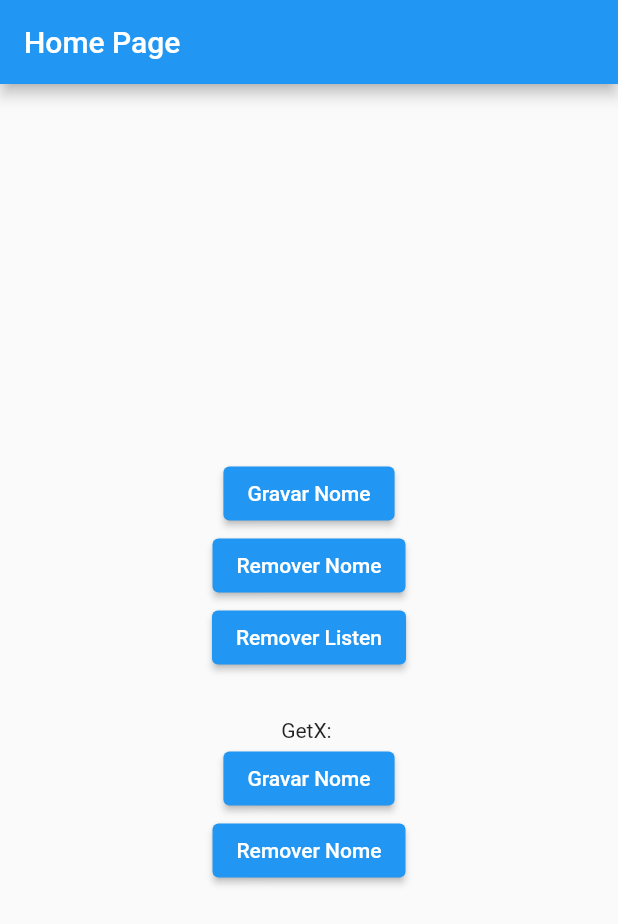
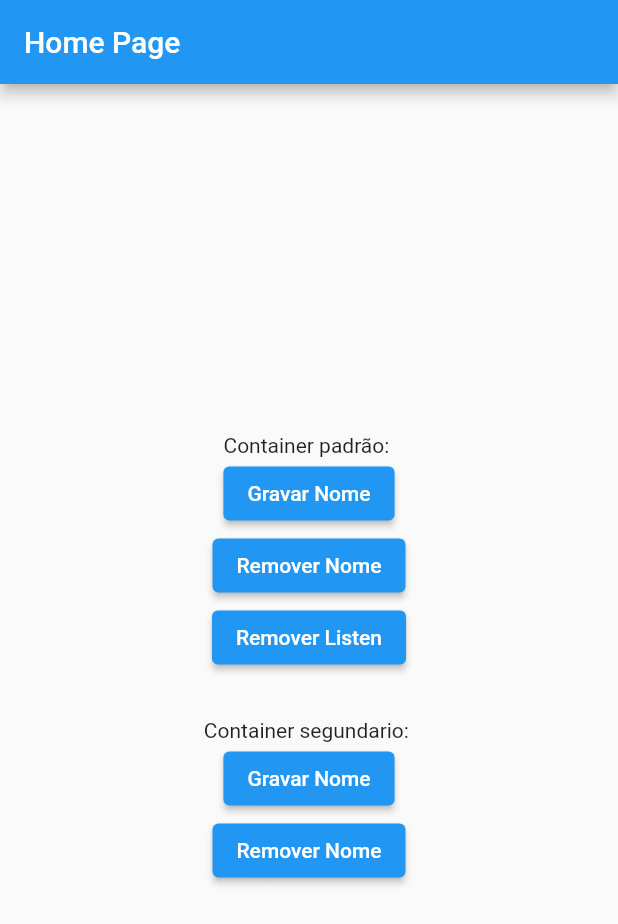
Before and after one commit to dariopmaciel/get_storage_example, a Flutter app: the screen it shows after launch, on a phone screen of 412 x 824 dp. Shown: the top 924 px of the screen. Run offline on Flutter 3.47's test engine with Material 3 defaults, Android fonts, the phone set to English and light mode, and no system bars; our stand-ins replace get_storage.

Commit message:
Como usar contaniner e para que servem.

```diff
--- a/lib/pages/home/home_page.dart
+++ b/lib/pages/home/home_page.dart
@@ -49,7 +49,7 @@ class _HomePageState extends State<HomePage> {
         child: Column(
           mainAxisAlignment: MainAxisAlignment.center,
           children: [
-            Text(nome),
+            Text('Container padrão: $nome'),
             ElevatedButton(
               onPressed: () {
                 storage.write('nameKey', 'Dario P MAciel');
@@ -71,7 +71,7 @@ class _HomePageState extends State<HomePage> {
               child: const Text('Remover Listen'),
             ),
             const SizedBox(height: 30), //!------------------
-            Text('GetX: $nomeGetX'),
+            Text('Container segundario: $nomeGetX'),
             ElevatedButton(
               onPressed: () {
                 storageGetX.write('nameKey', 'Dario P MAciel - GetX');
```
